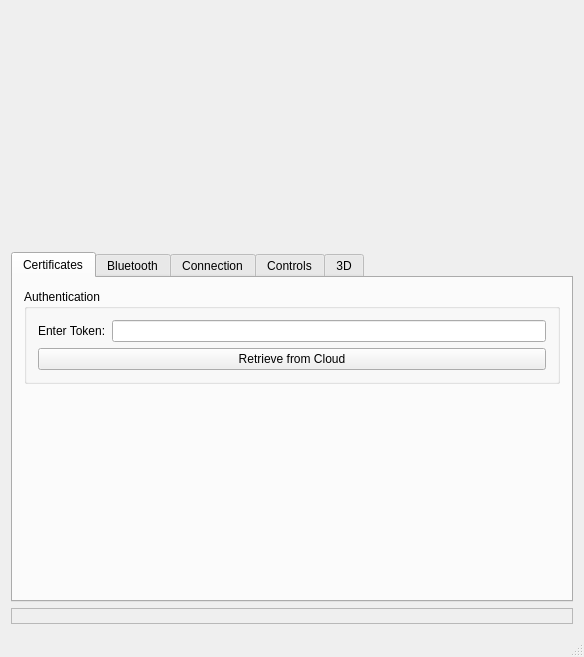
Before: the Qt Designer form examples/solum_qt/solumqt.ui in clariusdev/solum, drawn with Qt 5.
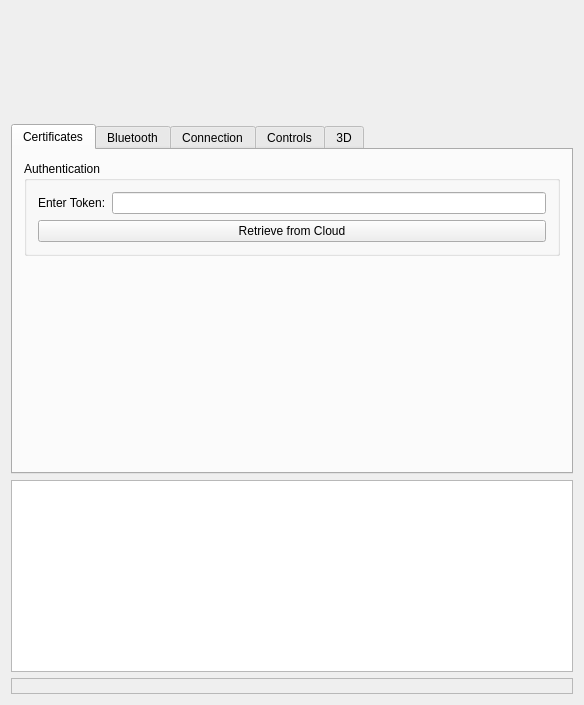
After: the same form once the commit is applied.

Commit message:
Qt: change the status bar to a multiline text box
Some operations result in multiple lines of text being shown in quick
succession, but a status bar shows only the last one of them. This
makes it more difficult to debug any issues that might occur,
especially during connection to the probe, where the generic
`"connection failed"` message previously overwrote the more helpful
`ConnectionError` message. A multiline textbox helps massively there,
and can also double nicely as a log.

```diff
--- a/examples/solum_qt/solumqt.ui
+++ b/examples/solum_qt/solumqt.ui
@@ -7,7 +7,7 @@
     <x>0</x>
     <y>0</y>
     <width>584</width>
-    <height>657</height>
+    <height>705</height>
    </rect>
   </property>
   <property name="windowTitle">
@@ -923,6 +923,13 @@
       </widget>
      </widget>
     </item>
+    <item>
+     <widget class="QPlainTextEdit" name="status">
+      <property name="readOnly">
+       <bool>true</bool>
+      </property>
+     </widget>
+    </item>
     <item>
      <widget class="QLabel" name="probeStatus">
       <property name="toolTip">
@@ -938,7 +945,6 @@
     </item>
    </layout>
   </widget>
-  <widget class="QStatusBar" name="status"/>
  </widget>
  <layoutdefault spacing="6" margin="11"/>
  <tabstops>
```
The commit also changes 1 other file.
